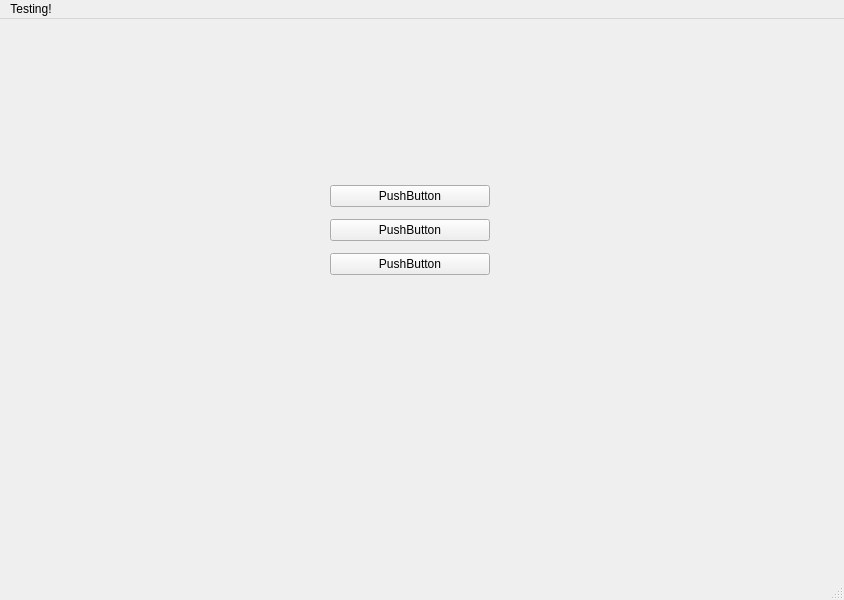
First picture: the form in YourTube/mainwindow.ui, repository chrisnicollo/Choose-YourTube, before the edit.
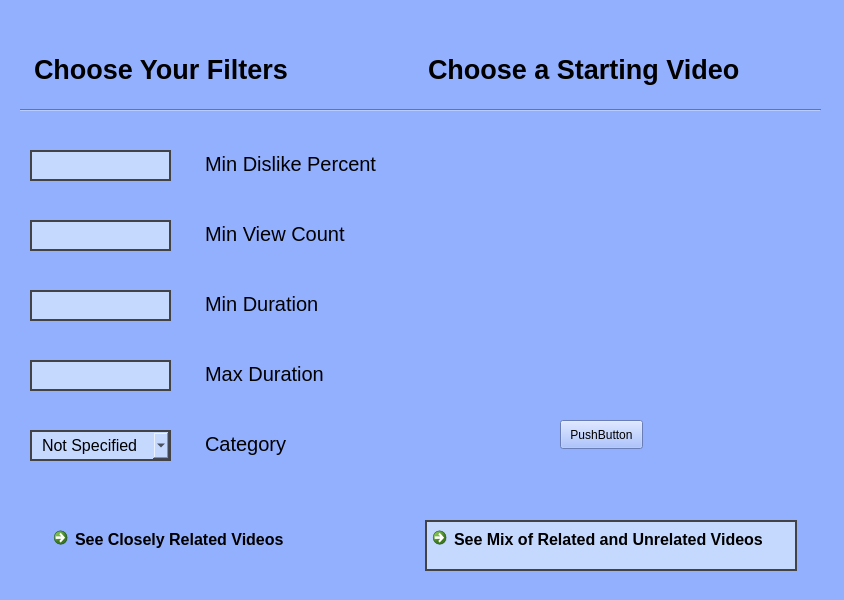
Second picture: the form after the edit.

Patch:
```diff
--- a/YourTube/mainwindow.ui
+++ b/YourTube/mainwindow.ui
@@ -13,58 +13,428 @@
   <property name="windowTitle">
    <string>MainWindow</string>
   </property>
+  <property name="styleSheet">
+   <string notr="true">background-color: rgb(147, 176, 255);</string>
+  </property>
   <widget class="QWidget" name="centralwidget">
    <widget class="QWidget" name="verticalLayoutWidget">
     <property name="geometry">
      <rect>
-      <x>330</x>
-      <y>160</y>
-      <width>160</width>
-      <height>103</height>
+      <x>30</x>
+      <y>50</y>
+      <width>781</width>
+      <height>87</height>
      </rect>
     </property>
-    <layout class="QVBoxLayout" name="verticalLayout">
+    <layout class="QHBoxLayout" name="horizontalLayout">
      <item>
-      <widget class="QPushButton" name="pushButton1">
-       <property name="text">
-        <string>PushButton</string>
+      <widget class="QTextBrowser" name="textBrowser_2">
+       <property name="styleSheet">
+        <string notr="true">color: black;
+border: none;</string>
        </property>
+       <property name="html">
+        <string>&lt;!DOCTYPE HTML PUBLIC &quot;-//W3C//DTD HTML 4.0//EN&quot; &quot;http://www.w3.org/TR/REC-html40/strict.dtd&quot;&gt;
+&lt;html&gt;&lt;head&gt;&lt;meta name=&quot;qrichtext&quot; content=&quot;1&quot; /&gt;&lt;meta charset=&quot;utf-8&quot; /&gt;&lt;style type=&quot;text/css&quot;&gt;
+p, li { white-space: pre-wrap; }
+hr { height: 1px; border-width: 0; }
+li.unchecked::marker { content: &quot;\2610&quot;; }
+li.checked::marker { content: &quot;\2612&quot;; }
+&lt;/style&gt;&lt;/head&gt;&lt;body style=&quot; font-family:'Segoe UI'; font-size:9pt; font-weight:400; font-style:normal;&quot;&gt;
+&lt;p style=&quot; margin-top:0px; margin-bottom:0px; margin-left:0px; margin-right:0px; -qt-block-indent:0; text-indent:0px;&quot;&gt;&lt;span style=&quot; font-family:'Sitka Text Semibold'; font-size:20pt; font-weight:600;&quot;&gt;Choose Your Filters&lt;/span&gt;&lt;/p&gt;&lt;/body&gt;&lt;/html&gt;</string>
+       </property>
       </widget>
      </item>
      <item>
-      <widget class="QPushButton" name="pushButton2">
+      <widget class="QTextBrowser" name="textBrowser">
+       <property name="styleSheet">
+        <string notr="true">color: black;
+border: none;</string>
+       </property>
+       <property name="html">
+        <string>&lt;!DOCTYPE HTML PUBLIC &quot;-//W3C//DTD HTML 4.0//EN&quot; &quot;http://www.w3.org/TR/REC-html40/strict.dtd&quot;&gt;
+&lt;html&gt;&lt;head&gt;&lt;meta name=&quot;qrichtext&quot; content=&quot;1&quot; /&gt;&lt;meta charset=&quot;utf-8&quot; /&gt;&lt;style type=&quot;text/css&quot;&gt;
+p, li { white-space: pre-wrap; }
+hr { height: 1px; border-width: 0; }
+li.unchecked::marker { content: &quot;\2610&quot;; }
+li.checked::marker { content: &quot;\2612&quot;; }
+&lt;/style&gt;&lt;/head&gt;&lt;body style=&quot; font-family:'Segoe UI'; font-size:9pt; font-weight:400; font-style:normal;&quot;&gt;
+&lt;p style=&quot; margin-top:0px; margin-bottom:0px; margin-left:0px; margin-right:0px; -qt-block-indent:0; text-indent:0px;&quot;&gt;&lt;span style=&quot; font-family:'Sitka Text Semibold'; font-size:20pt; font-weight:600;&quot;&gt;Choose a Starting Video&lt;/span&gt;&lt;/p&gt;&lt;/body&gt;&lt;/html&gt;</string>
+       </property>
+      </widget>
+     </item>
+    </layout>
+   </widget>
+   <widget class="QLineEdit" name="lineEdit">
+    <property name="geometry">
+     <rect>
+      <x>30</x>
+      <y>150</y>
+      <width>141</width>
+      <height>31</height>
+     </rect>
+    </property>
+    <property name="styleSheet">
+     <string notr="true">QLineEdit {
+	border: 2px solid rgb(67, 67, 67);
+	color: black;
+	padding-left: 10px;
+	padding-right: 10px;
+	background-color: rgb(197, 217, 255);
+	font-size: 16px;
+}</string>
+    </property>
+    <property name="text">
+     <string/>
+    </property>
+   </widget>
+   <widget class="QLineEdit" name="lineEdit_2">
+    <property name="geometry">
+     <rect>
+      <x>30</x>
+      <y>220</y>
+      <width>141</width>
+      <height>31</height>
+     </rect>
+    </property>
+    <property name="styleSheet">
+     <string notr="true">QLineEdit {
+	border: 2px solid rgb(67, 67, 67);
+	color: black;
+	padding-left: 10px;
+	padding-right: 10px;
+	background-color: rgb(197, 217, 255);
+	font-size: 16px;
+}</string>
+    </property>
+   </widget>
+   <widget class="QLineEdit" name="lineEdit_3">
+    <property name="geometry">
+     <rect>
+      <x>30</x>
+      <y>290</y>
+      <width>141</width>
+      <height>31</height>
+     </rect>
+    </property>
+    <property name="styleSheet">
+     <string notr="true">QLineEdit {
+	border: 2px solid rgb(67, 67, 67);
+	color: black;
+	padding-left: 10px;
+	padding-right: 10px;
+	background-color: rgb(197, 217, 255);
+	font-size: 16px;
+}</string>
+    </property>
+   </widget>
+   <widget class="QLineEdit" name="lineEdit_4">
+    <property name="geometry">
+     <rect>
+      <x>30</x>
+      <y>360</y>
+      <width>141</width>
+      <height>31</height>
+     </rect>
+    </property>
+    <property name="styleSheet">
+     <string notr="true">QLineEdit {
+	border: 2px solid rgb(67, 67, 67);
+	color: black;
+	padding-left: 10px;
+	padding-right: 10px;
+	background-color: rgb(197, 217, 255);
+	font-size: 16px;
+}</string>
+    </property>
+   </widget>
+   <widget class="QLabel" name="label">
+    <property name="geometry">
+     <rect>
+      <x>190</x>
+      <y>290</y>
+      <width>231</width>
+      <height>31</height>
+     </rect>
+    </property>
+    <property name="styleSheet">
+     <string notr="true">QLabel {
+	border: none;
+	color: black;
+	padding-left: 10px;
+	padding-right: 10px;
+	padding-bottom: 3px;
+	font-size: 20px;
+}</string>
+    </property>
+    <property name="text">
+     <string>Min Duration</string>
+    </property>
+   </widget>
+   <widget class="QLabel" name="label_2">
+    <property name="geometry">
+     <rect>
+      <x>190</x>
+      <y>360</y>
+      <width>231</width>
+      <height>31</height>
+     </rect>
+    </property>
+    <property name="styleSheet">
+     <string notr="true">QLabel {
+	border: none;
+	color: black;
+	padding-left: 10px;
+	padding-right: 10px;
+	padding-bottom: 3px;
+	font-size: 20px;
+}</string>
+    </property>
+    <property name="text">
+     <string>Max Duration</string>
+    </property>
+   </widget>
+   <widget class="QLabel" name="label_3">
+    <property name="geometry">
+     <rect>
+      <x>190</x>
+      <y>430</y>
+      <width>231</width>
+      <height>31</height>
+     </rect>
+    </property>
+    <property name="styleSheet">
+     <string notr="true">QLabel {
+	border: none;
+	color: black;
+	padding-left: 10px;
+	padding-right: 10px;
+	padding-bottom: 3px;
+	font-size: 20px;
+}</string>
+    </property>
+    <property name="text">
+     <string>Category</string>
+    </property>
+   </widget>
+   <widget class="QLabel" name="label_4">
+    <property name="geometry">
+     <rect>
+      <x>190</x>
+      <y>220</y>
+      <width>231</width>
+      <height>31</height>
+     </rect>
+    </property>
+    <property name="styleSheet">
+     <string notr="true">QLabel {
+	border: none;
+	color: black;
+	padding-left: 10px;
+	padding-right: 10px;
+	padding-bottom: 3px;
+	font-size: 20px;
+}</string>
+    </property>
+    <property name="text">
+     <string>Min View Count</string>
+    </property>
+   </widget>
+   <widget class="QLabel" name="label_5">
+    <property name="geometry">
+     <rect>
+      <x>190</x>
+      <y>150</y>
+      <width>231</width>
+      <height>31</height>
+     </rect>
+    </property>
+    <property name="styleSheet">
+     <string notr="true">QLabel {
+	border: none;
+	color: black;
+	padding-left: 10px;
+	padding-right: 10px;
+	padding-bottom: 3px;
+	font-size: 20px;
+}</string>
+    </property>
+    <property name="text">
+     <string>Min Dislike Percent</string>
+    </property>
+   </widget>
+   <widget class="QComboBox" name="comboBox">
+    <property name="geometry">
+     <rect>
+      <x>30</x>
+      <y>430</y>
+      <width>141</width>
+      <height>31</height>
+     </rect>
+    </property>
+    <property name="styleSheet">
+     <string notr="true">QComboBox {
+	border: 2px solid rgb(67, 67, 67);
+	color: black;
+	padding-left: 10px;
+	padding-right: 10px;
+	background-color: rgb(197, 217, 255);
+	font-size: 16px;
+}</string>
+    </property>
+    <item>
+     <property name="text">
+      <string>Not Specified</string>
+     </property>
+    </item>
+    <item>
+     <property name="text">
+      <string>Comedy</string>
+     </property>
+    </item>
+    <item>
+     <property name="text">
+      <string>People &amp; Blogs</string>
+     </property>
+    </item>
+    <item>
+     <property name="text">
+      <string>Pets &amp; Animals</string>
+     </property>
+    </item>
+    <item>
+     <property name="text">
+      <string>Film &amp; Animation</string>
+     </property>
+    </item>
+    <item>
+     <property name="text">
+      <string>Entertainment</string>
+     </property>
+    </item>
+    <item>
+     <property name="text">
+      <string>News &amp; Politics</string>
+     </property>
+    </item>
+    <item>
+     <property name="text">
+      <string>Sports</string>
+     </property>
+    </item>
+    <item>
+     <property name="text">
+      <string>Howto &amp; Style</string>
+     </property>
+    </item>
+    <item>
+     <property name="text">
+      <string>Nonprofits &amp; Activism</string>
+     </property>
+    </item>
+    <item>
+     <property name="text">
+      <string>Music</string>
+     </property>
+    </item>
+    <item>
+     <property name="text">
+      <string>Travel &amp; Events</string>
+     </property>
+    </item>
+    <item>
+     <property name="text">
+      <string>Science &amp; Technology</string>
+     </property>
+    </item>
+    <item>
+     <property name="text">
+      <string>Autos &amp; Vehicles</string>
+     </property>
+    </item>
+    <item>
+     <property name="text">
+      <string>Education</string>
+     </property>
+    </item>
+   </widget>
+   <widget class="Line" name="line">
+    <property name="geometry">
+     <rect>
+      <x>20</x>
+      <y>100</y>
+      <width>801</width>
+      <height>20</height>
+     </rect>
+    </property>
+    <property name="orientation">
+     <enum>Qt::Horizontal</enum>
+    </property>
+   </widget>
+   <widget class="QWidget" name="horizontalLayoutWidget_2">
+    <property name="geometry">
+     <rect>
+      <x>46</x>
+      <y>520</y>
+      <width>751</width>
+      <height>51</height>
+     </rect>
+    </property>
+    <layout class="QHBoxLayout" name="horizontalLayout_2">
+     <item>
+      <widget class="QCommandLinkButton" name="commandLinkButton_2">
+       <property name="styleSheet">
+        <string notr="true">QCommandLinkButton {
+	border: black;
+	color: black;
+	padding-left: 10px;
+	padding-right: 10px;
+	font-size: 16px;
+}</string>
+       </property>
        <property name="text">
-        <string>PushButton</string>
+        <string>See Closely Related Videos</string>
        </property>
       </widget>
      </item>
      <item>
-      <widget class="QPushButton" name="pushButton3">
+      <widget class="QCommandLinkButton" name="commandLinkButton">
+       <property name="styleSheet">
+        <string notr="true">QCommandLinkButton {
+	border: 2px solid rgb(67, 67, 67);
+	color: black;
+	padding-left: 10px;
+	padding-right: 10px;
+	background-color: rgb(197, 217, 255);
+	font-size: 16px;
+}</string>
+       </property>
        <property name="text">
-        <string>PushButton</string>
+        <string>See Mix of Related and Unrelated Videos</string>
        </property>
       </widget>
      </item>
     </layout>
    </widget>
+   <widget class="QPushButton" name="pushButton">
+    <property name="geometry">
+     <rect>
+      <x>560</x>
+      <y>420</y>
+      <width>83</width>
+      <height>29</height>
+     </rect>
+    </property>
+    <property name="text">
+     <string>PushButton</string>
+    </property>
+   </widget>
   </widget>
-  <widget class="QMenuBar" name="menubar">
-   <property name="geometry">
-    <rect>
-     <x>0</x>
-     <y>0</y>
-     <width>844</width>
-     <height>31</height>
-    </rect>
+  <action name="actionWhat">
+   <property name="text">
+    <string>What</string>
    </property>
-   <widget class="QMenu" name="menuTesting">
-    <property name="title">
-     <string>Testing!</string>
-    </property>
-   </widget>
-   <addaction name="menuTesting"/>
-  </widget>
-  <widget class="QStatusBar" name="statusbar"/>
+  </action>
  </widget>
  <resources/>
  <connections/>
```
Left out of the diff: 2 changed lines with no effect on the pictures.
